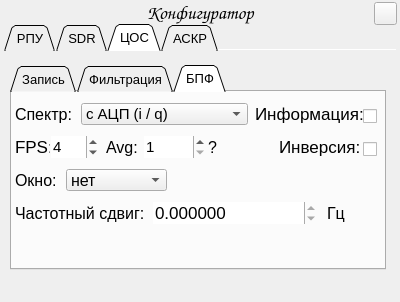
Before: the Qt Designer form config_manager.ui in FeZar97/DK, drawn with Qt 5.
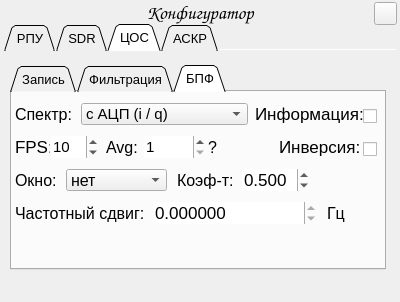
After: the same form once the commit is applied. Icons and pictures are not drawn.

Patch:
```diff
--- a/config_manager.ui
+++ b/config_manager.ui
@@ -2036,11 +2036,11 @@
          <number>1</number>
         </property>
         <property name="maximum">
+         <number>20</number>
+        </property>
+        <property name="value">
          <number>10</number>
         </property>
-        <property name="value">
-         <number>4</number>
-        </property>
        </widget>
        <widget class="QLabel" name="MaxAverageNumber">
         <property name="geometry">
@@ -2159,6 +2159,57 @@
          <string>Частотный сдвиг:</string>
         </property>
        </widget>
+       <widget class="QLabel" name="WindowAlphaLabel">
+        <property name="geometry">
+         <rect>
+          <x>165</x>
+          <y>77</y>
+          <width>64</width>
+          <height>22</height>
+         </rect>
+        </property>
+        <property name="font">
+         <font>
+          <pointsize>12</pointsize>
+         </font>
+        </property>
+        <property name="text">
+         <string>Коэф-т:</string>
+        </property>
+       </widget>
+       <widget class="QDoubleSpinBox" name="WindowAlphaSB">
+        <property name="geometry">
+         <rect>
+          <x>230</x>
+          <y>77</y>
+          <width>67</width>
+          <height>22</height>
+         </rect>
+        </property>
+        <property name="font">
+         <font>
+          <pointsize>13</pointsize>
+         </font>
+        </property>
+        <property name="frame">
+         <bool>false</bool>
+        </property>
+        <property name="decimals">
+         <number>3</number>
+        </property>
+        <property name="minimum">
+         <double>-1000.000000000000000</double>
+        </property>
+        <property name="maximum">
+         <double>1000.000000000000000</double>
+        </property>
+        <property name="singleStep">
+         <double>0.500000000000000</double>
+        </property>
+        <property name="value">
+         <double>0.500000000000000</double>
+        </property>
+       </widget>
       </widget>
      </widget>
     </widget>
```
Left out of the diff: 32 changed lines with no effect on the pictures.
